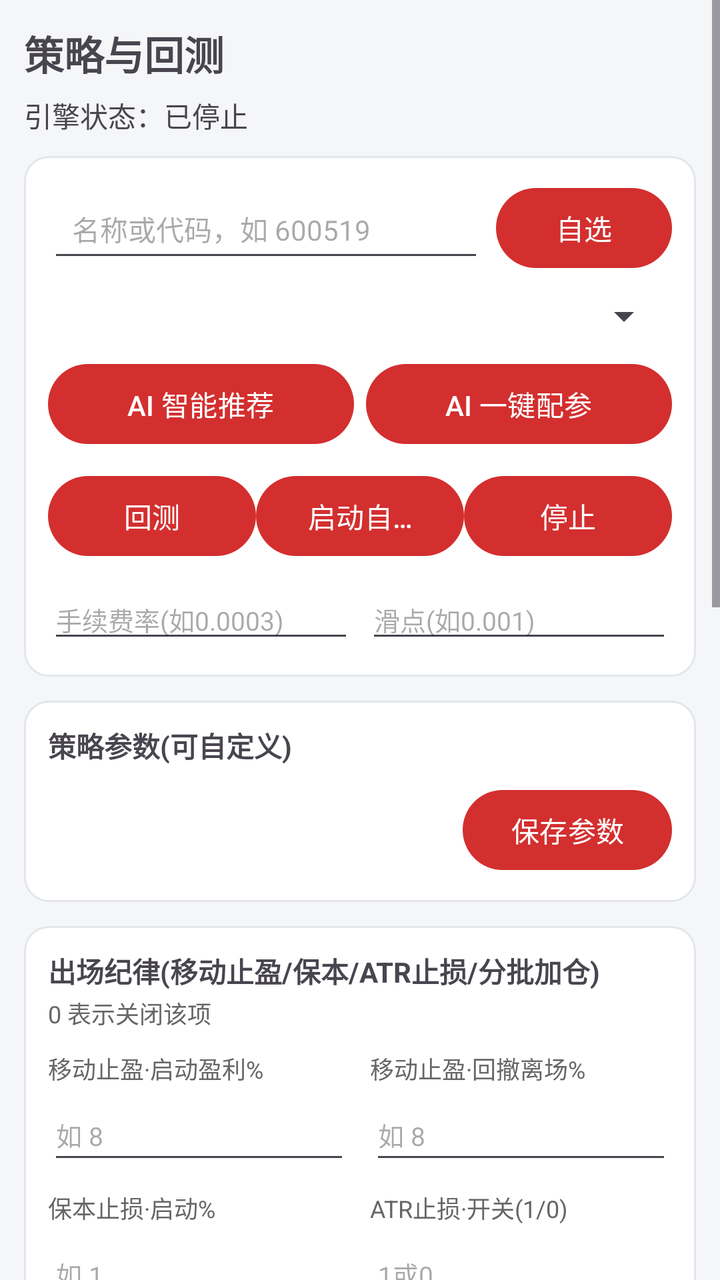
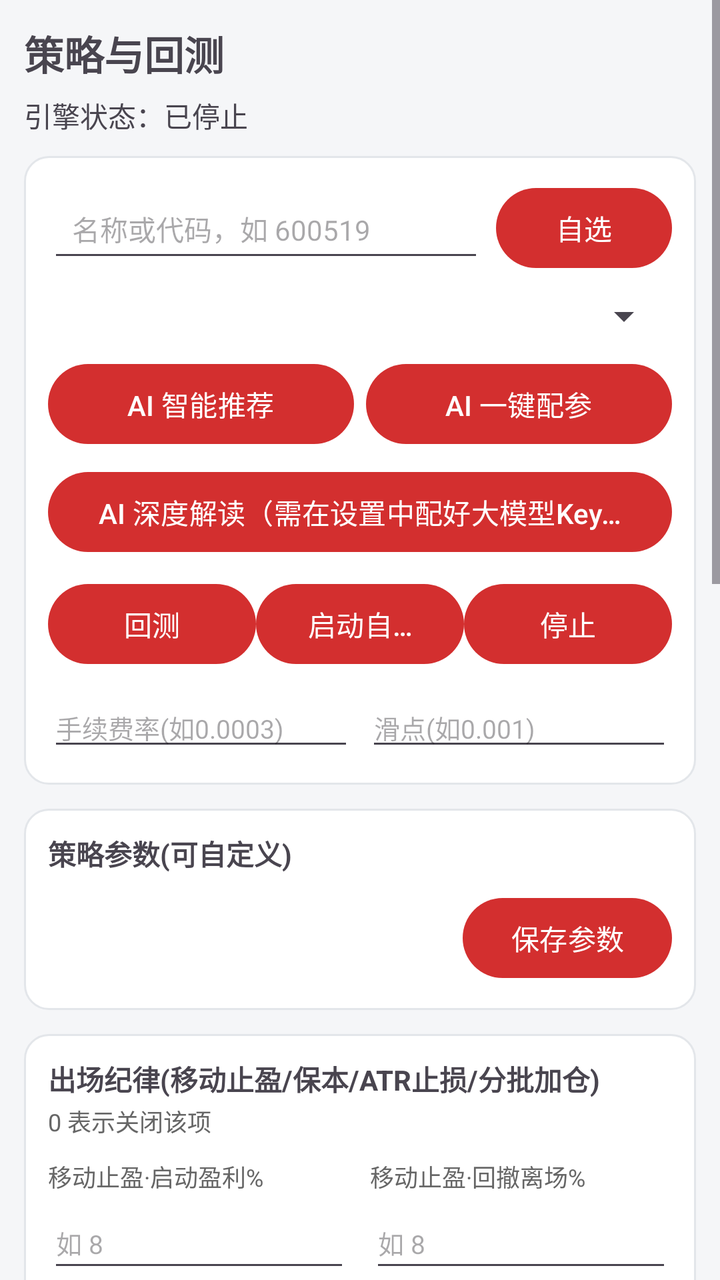

The first picture is an Android layout as it rendered before a commit; the second is the same layout after the commit. The layout source and the unified diff follow.
<!-- AndroidManifest.xml: application theme Theme.QuantApp -->
<!-- res/layout/fragment_strategy.xml -->
<?xml version="1.0" encoding="utf-8"?>
<ScrollView xmlns:android="http://schemas.android.com/apk/res/android"
    android:layout_width="match_parent" android:layout_height="match_parent">

    <LinearLayout android:layout_width="match_parent" android:layout_height="wrap_content"
        android:orientation="vertical" android:padding="12dp">

        <TextView android:layout_width="wrap_content" android:layout_height="wrap_content"
            android:text="策略与回测" android:textSize="20sp" android:textStyle="bold" />

        <TextView android:id="@+id/tv_running_status" android:layout_width="match_parent"
            android:layout_height="wrap_content" android:layout_marginTop="6dp"
            android:text="引擎状态：已停止" />

        <LinearLayout android:layout_width="match_parent" android:layout_height="wrap_content"
            android:orientation="vertical" android:layout_marginTop="10dp"
            android:padding="12dp" android:background="@drawable/bg_card">
            <LinearLayout android:layout_width="match_parent" android:layout_height="wrap_content"
                android:orientation="horizontal">
                <AutoCompleteTextView android:id="@+id/et_strat_symbol"
                    android:layout_width="0dp" android:layout_height="wrap_content"
                    android:layout_weight="1" android:minHeight="46dp"
                    android:paddingStart="12dp" android:paddingEnd="12dp"
                    android:gravity="center_vertical" android:textSize="14sp"
                    android:hint="名称或代码，如 600519"
                    android:inputType="text" android:singleLine="true" android:completionThreshold="1" />
                <Button android:id="@+id/btn_pick_watch" android:layout_width="wrap_content"
                    android:layout_height="wrap_content" android:layout_marginStart="6dp"
                    android:text="自选" />
            </LinearLayout>
            <Spinner android:id="@+id/spinner_strategy" android:layout_width="match_parent"
                android:layout_height="wrap_content" android:layout_marginTop="8dp" />

            <LinearLayout android:layout_width="match_parent" android:layout_height="wrap_content"
                android:orientation="horizontal" android:layout_marginTop="8dp">
                <Button android:id="@+id/btn_ai_recommend" android:layout_width="0dp"
                    android:layout_height="wrap_content" android:layout_weight="1"
                    android:singleLine="true" android:text="AI 智能推荐" />
                <Button android:id="@+id/btn_ai_optimize" android:layout_width="0dp"
                    android:layout_height="wrap_content" android:layout_weight="1"
                    android:layout_marginStart="6dp"
                    android:singleLine="true" android:text="AI 一键配参" />
            </LinearLayout>

            <LinearLayout android:layout_width="match_parent" android:layout_height="wrap_content"
                android:orientation="horizontal" android:layout_marginTop="8dp">
                <Button android:id="@+id/btn_backtest" android:layout_width="0dp"
                    android:layout_height="wrap_content" android:layout_weight="1"
                    android:singleLine="true" android:text="回测" />
                <Button android:id="@+id/btn_start" android:layout_width="0dp"
                    android:layout_height="wrap_content" android:layout_weight="1"
                    android:singleLine="true" android:text="启动自动交易" />
                <Button android:id="@+id/btn_stop" android:layout_width="0dp"
                    android:layout_height="wrap_content" android:layout_weight="1"
                    android:singleLine="true" android:text="停止" />
            </LinearLayout>

            <LinearLayout android:layout_width="match_parent" android:layout_height="wrap_content"
                android:orientation="horizontal" android:layout_marginTop="8dp">
                <EditText android:id="@+id/et_fee_rate" android:layout_width="0dp"
                    android:layout_height="wrap_content" android:layout_weight="1"
                    android:textSize="13sp" android:hint="手续费率(如0.0003)" android:inputType="numberDecimal"
                    android:singleLine="true" />
                <EditText android:id="@+id/et_slippage" android:layout_width="0dp"
                    android:layout_height="wrap_content" android:layout_weight="1"
                    android:layout_marginStart="6dp"
                    android:textSize="13sp" android:hint="滑点(如0.001)" android:inputType="numberDecimal"
                    android:singleLine="true" />
            </LinearLayout>
        </LinearLayout>

        <LinearLayout android:layout_width="match_parent" android:layout_height="wrap_content"
            android:orientation="vertical" android:layout_marginTop="12dp"
            android:padding="12dp" android:background="@drawable/bg_card">
            <TextView android:layout_width="wrap_content" android:layout_height="wrap_content"
                android:text="策略参数(可自定义)" android:textStyle="bold" />
            <LinearLayout android:id="@+id/linear_params" android:layout_width="match_parent"
                android:layout_height="wrap_content" android:orientation="vertical" android:layout_marginTop="4dp" />
            <Button android:id="@+id/btn_apply_params" android:layout_width="wrap_content"
                android:layout_height="wrap_content" android:layout_gravity="end"
                android:layout_marginTop="4dp" android:text="保存参数" />
        </LinearLayout>

        <LinearLayout android:layout_width="match_parent" android:layout_height="wrap_content"
            android:orientation="vertical" android:layout_marginTop="12dp"
            android:padding="12dp" android:background="@drawable/bg_card">
            <TextView android:layout_width="wrap_content" android:layout_height="wrap_content"
                android:text="出场纪律(移动止盈/保本/ATR止损/分批加仓)" android:textStyle="bold"
                android:textSize="14sp" />
            <TextView android:layout_width="wrap_content" android:layout_height="wrap_content"
                android:layout_marginTop="2dp" android:text="0 表示关闭该项" android:textSize="12sp"
                android:textColor="@color/text_secondary" />

            <LinearLayout android:layout_width="match_parent" android:layout_height="wrap_content"
                android:orientation="horizontal" android:layout_marginTop="10dp">
                <LinearLayout android:layout_width="0dp" android:layout_height="wrap_content"
                    android:layout_weight="1" android:orientation="vertical">
                    <TextView android:layout_width="wrap_content" android:layout_height="wrap_content"
                        android:text="移动止盈·启动盈利%"
                        android:textSize="12sp" android:textColor="@color/text_secondary" />
                    <EditText android:id="@+id/et_trail_activate" android:layout_width="match_parent"
                        android:layout_height="wrap_content" android:minHeight="42dp"
                        android:layout_marginTop="2dp" android:textSize="13sp" android:hint="如 8" android:inputType="numberDecimal"
                        android:singleLine="true" />
                </LinearLayout>
                <LinearLayout android:layout_width="0dp" android:layout_height="wrap_content"
                    android:layout_weight="1" android:layout_marginStart="10dp"
                    android:orientation="vertical">
                    <TextView android:layout_width="wrap_content" android:layout_height="wrap_content"
                        android:text="移动止盈·回撤离场%"
                        android:textSize="12sp" android:textColor="@color/text_secondary" />
                    <EditText android:id="@+id/et_trail_stop" android:layout_width="match_parent"
                        android:layout_height="wrap_content" android:minHeight="42dp"
                        android:layout_marginTop="2dp" android:textSize="13sp" android:hint="如 8" android:inputType="numberDecimal"
                        android:singleLine="true" />
                </LinearLayout>
            </LinearLayout>

            <LinearLayout android:layout_width="match_parent" android:layout_height="wrap_content"
                android:orientation="horizontal" android:layout_marginTop="8dp">
                <LinearLayout android:layout_width="0dp" android:layout_height="wrap_content"
                    android:layout_weight="1" android:orientation="vertical">
                    <TextView android:layout_width="wrap_content" android:layout_height="wrap_content"
                        android:text="保本止损·启动%"
                        android:textSize="12sp" android:textColor="@color/text_secondary" />
                    <EditText android:id="@+id/et_breakeven" android:layout_width="match_parent"
                        android:layout_height="wrap_content" android:minHeight="42dp"
                        android:layout_marginTop="2dp" android:textSize="13sp" android:hint="如 1" android:inputType="numberDecimal"
                        android:singleLine="true" />
                </LinearLayout>
                <LinearLayout android:layout_width="0dp" android:layout_height="wrap_content"
                    android:layout_weight="1" android:layout_marginStart="10dp"
                    android:orientation="vertical">
                    <TextView android:layout_width="wrap_content" android:layout_height="wrap_content"
                        android:text="ATR止损·开关(1/0)"
                        android:textSize="12sp" android:textColor="@color/text_secondary" />
                    <EditText android:id="@+id/et_atr_enabled" android:layout_width="match_parent"
                        android:layout_height="wrap_content" android:minHeight="42dp"
                        android:layout_marginTop="2dp" android:textSize="13sp" android:hint="1或0" android:inputType="number"
                        android:singleLine="true" />
                </LinearLayout>
            </LinearLayout>

            <LinearLayout android:layout_width="match_parent" android:layout_height="wrap_content"
                android:orientation="horizontal" android:layout_marginTop="8dp">
                <LinearLayout android:layout_width="0dp" android:layout_height="wrap_content"
                    android:layout_weight="1" android:orientation="vertical">
                    <TextView android:layout_width="wrap_content" android:layout_height="wrap_content"
                        android:text="ATR止损·倍数"
                        android:textSize="12sp" android:textColor="@color/text_secondary" />
                    <EditText android:id="@+id/et_atr_mult" android:layout_width="match_parent"
                        android:layout_height="wrap_content" android:minHeight="42dp"
                        android:layout_marginTop="2dp" android:textSize="13sp" android:hint="如 2" android:inputType="numberDecimal"
                        android:singleLine="true" />
                </LinearLayout>
                <LinearLayout android:layout_width="0dp" android:layout_height="wrap_content"
                    android:layout_weight="1" android:layout_marginStart="10dp"
                    android:orientation="vertical">
                    <TextView android:layout_width="wrap_content" android:layout_height="wrap_content"
                        android:text="建仓·首仓比例"
                        android:textSize="12sp" android:textColor="@color/text_secondary" />
                    <EditText android:id="@+id/et_first_buy" android:layout_width="match_parent"
                        android:layout_height="wrap_content" android:minHeight="42dp"
                        android:layout_marginTop="2dp" android:textSize="13sp" android:hint="如 0.5" android:inputType="numberDecimal"
                        android:singleLine="true" />
                </LinearLayout>
            </LinearLayout>

            <LinearLayout android:layout_width="match_parent" android:layout_height="wrap_content"
                android:orientation="horizontal" android:layout_marginTop="8dp">
                <LinearLayout android:layout_width="0dp" android:layout_height="wrap_content"
                    android:layout_weight="1" android:orientation="vertical">
                    <TextView android:layout_width="wrap_content" android:layout_height="wrap_content"
                        android:text="加仓·每档比例"
                        android:textSize="12sp" android:textColor="@color/text_secondary" />
                    <EditText android:id="@+id/et_add_pct" android:layout_width="match_parent"
                        android:layout_height="wrap_content" android:minHeight="42dp"
                        android:layout_marginTop="2dp" android:textSize="13sp" android:hint="如 0.2" android:inputType="numberDecimal"
                        android:singleLine="true" />
                </LinearLayout>
                <LinearLayout android:layout_width="0dp" android:layout_height="wrap_content"
                    android:layout_weight="1" android:layout_marginStart="10dp"
                    android:orientation="vertical">
                    <TextView android:layout_width="wrap_content" android:layout_height="wrap_content"
                        android:text="加仓·盈利档位%"
                        android:textSize="12sp" android:textColor="@color/text_secondary" />
                    <EditText android:id="@+id/et_add_thr" android:layout_width="match_parent"
                        android:layout_height="wrap_content" android:minHeight="42dp"
                        android:layout_marginTop="2dp" android:textSize="13sp" android:hint="如 3" android:inputType="numberDecimal"
                        android:singleLine="true" />
                </LinearLayout>
            </LinearLayout>

            <Button android:id="@+id/btn_apply_exit" android:layout_width="wrap_content"
                android:layout_height="wrap_content" android:layout_gravity="end"
                android:layout_marginTop="8dp" android:text="保存出场纪律" />
        </LinearLayout>

        <TextView android:id="@+id/tv_backtest"
            android:layout_width="match_parent" android:layout_height="wrap_content"
            android:layout_marginTop="12dp" android:padding="12dp" android:background="@drawable/bg_card"
            android:textIsSelectable="true" android:textSize="14sp" />

        <LinearLayout android:layout_width="match_parent" android:layout_height="wrap_content"
            android:orientation="vertical" android:layout_marginTop="8dp"
            android:padding="12dp" android:background="@drawable/bg_card">
            <TextView android:layout_width="wrap_content" android:layout_height="wrap_content"
                android:text="权益曲线（策略 vs 买入持有）" android:textStyle="bold"
                android:textSize="14sp" />
            <com.github.mikephil.charting.charts.LineChart
                android:id="@+id/chart_equity" android:layout_width="match_parent"
                android:layout_height="180dp" android:layout_marginTop="8dp" />
        </LinearLayout>

        <LinearLayout android:layout_width="match_parent" android:layout_height="wrap_content"
            android:orientation="vertical" android:layout_marginTop="12dp"
            android:padding="12dp" android:background="@drawable/bg_card">
            <TextView android:layout_width="wrap_content" android:layout_height="wrap_content"
                android:text="运行中策略" android:textStyle="bold" />
            <ListView android:id="@+id/list_active" android:layout_width="match_parent"
                android:layout_height="wrap_content" android:layout_marginTop="6dp" />
        </LinearLayout>

        <LinearLayout android:layout_width="match_parent" android:layout_height="wrap_content"
            android:orientation="vertical" android:layout_marginTop="12dp"
            android:padding="12dp" android:background="@drawable/bg_card">
            <LinearLayout android:layout_width="match_parent" android:layout_height="wrap_content"
                android:orientation="horizontal" android:gravity="center_vertical">
                <TextView android:layout_width="0dp" android:layout_height="wrap_content"
                    android:layout_weight="1" android:text="信号与成交日志" android:textStyle="bold" />
                <Button android:id="@+id/btn_clear_log" android:layout_width="wrap_content"
                    android:layout_height="wrap_content" android:text="清空" />
            </LinearLayout>
            <ScrollView android:layout_width="match_parent" android:layout_height="wrap_content"
                android:layout_marginTop="6dp">
                <TextView android:id="@+id/tv_engine_log"
                    android:layout_width="match_parent" android:layout_height="wrap_content"
                    android:padding="4dp" android:textIsSelectable="true" android:textSize="12sp"
                    android:fontFamily="monospace" />
            </ScrollView>
        </LinearLayout>
    </LinearLayout>
</ScrollView>
<!-- resources referenced by this layout -->
<resources>
  <color name="text_secondary">#666666</color>
  <!-- drawable bg_card (drawable) -->
  <?xml version="1.0" encoding="utf-8"?>
  <shape xmlns:android="http://schemas.android.com/apk/res/android" android:shape="rectangle">
      <solid android:color="@color/card_bg" />
      <corners android:radius="12dp" />
      <stroke android:width="1dp" android:color="@color/divider" />
  </shape>
  <style name="Theme.QuantApp" parent="Theme.Material3.DayNight.NoActionBar">
          <item name="colorPrimary">@color/brand</item>
          <item name="colorPrimaryVariant">@color/brand_dark</item>
          <item name="colorOnPrimary">#FFFFFF</item>
          <item name="android:statusBarColor">@color/brand_dark</item>
          <item name="android:windowBackground">@color/bg</item>
      </style>
  <color name="card_bg">#FFFFFF</color>
  <color name="divider">#E3E6EA</color>
  <color name="brand">#D32F2F</color>
  <color name="brand_dark">#B71C1C</color>
  <color name="bg">#F5F6F8</color>
</resources>

<!-- the commit's change to res/layout/fragment_strategy.xml (unified diff, before → after) -->
@@ -42,6 +42,10 @@
                     android:singleLine="true" android:text="AI 一键配参" />
             </LinearLayout>
 
+            <Button android:id="@+id/btn_ai_explain" android:layout_width="match_parent"
+                android:layout_height="wrap_content" android:layout_marginTop="6dp"
+                android:singleLine="true" android:text="AI 深度解读（需在设置中配好大模型Key）" />
+
             <LinearLayout android:layout_width="match_parent" android:layout_height="wrap_content"
                 android:orientation="horizontal" android:layout_marginTop="8dp">
                 <Button android:id="@+id/btn_backtest" android:layout_width="0dp"
